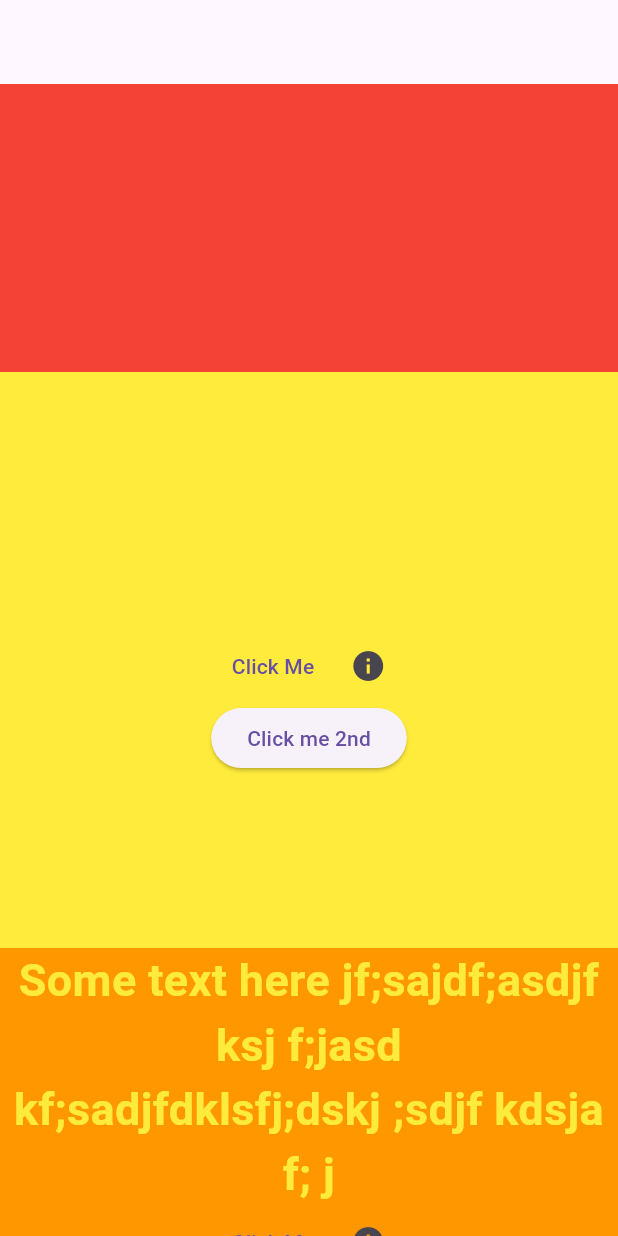
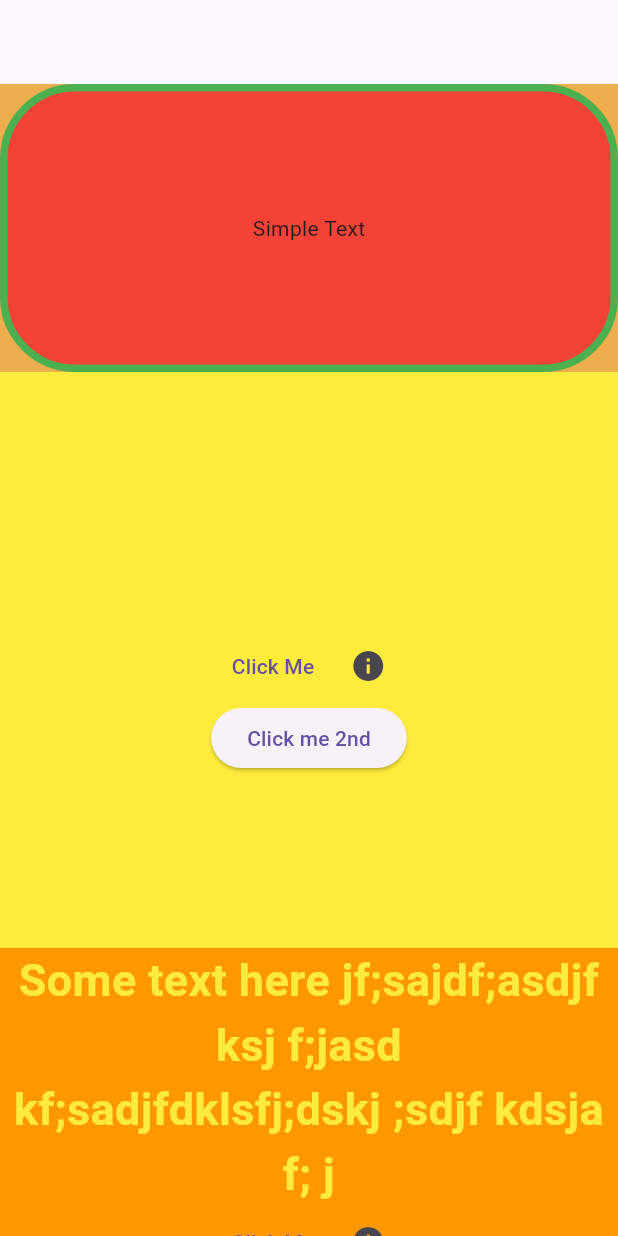
Before and after one commit to Aswaj-th/FlutterSample1, a Flutter app: the screen it shows after launch, on a phone screen of 412 x 824 dp. Run offline on Flutter 3.47's test engine with Material 3 defaults, Android fonts, the light colour scheme and no system bars.

Commit message:
trying out box decorations

```diff
--- a/lib/main.dart
+++ b/lib/main.dart
@@ -31,7 +31,16 @@
         child: Column(
           mainAxisAlignment: MainAxisAlignment.spaceBetween,
           children: [
-            Expanded(child: Container(color: Colors.red)),
+            Expanded(
+              child: Container(
+                decoration: BoxDecoration(
+                  color: Colors.red,
+                  borderRadius: BorderRadius.circular(50),
+                  border: Border.all(color: Colors.green, width: 5),
+                ),
+                child: Center(child: Text('Simple Text')),
+              ),
+            ),
             Expanded(
               flex: 2,
               child: Container(
```
